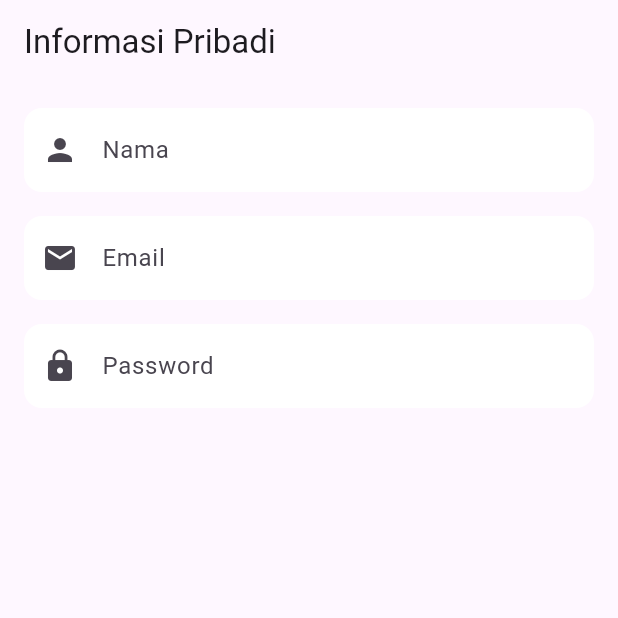
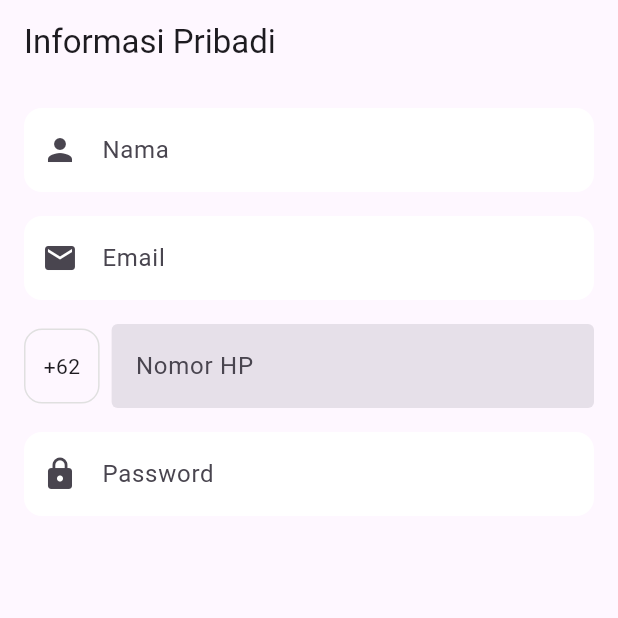
Before and after one commit to Frientia/project_mobile_UAS, a Flutter app: the screen it shows after launch, on a phone screen of 412 x 824 dp, the top half of it. Run offline on Flutter 3.47's test engine with Material 3 defaults, Android fonts, the phone set to English and light mode, and no system bars; our stand-ins replace country_picker, firebase_auth, firebase_core, flutter_dotenv, lottie, shared_preferences and 1 more; accounts and stored records are empty.

Commit message:
menambahkan form no hape international

```diff
--- a/lib/main.dart
+++ b/lib/main.dart
@@ -2,7 +2,6 @@ import 'package:firebase_core/firebase_core.dart';
 import 'package:flutter/material.dart';
 import 'package:flutter_dotenv/flutter_dotenv.dart';
 import 'package:mobile_uas/pages/profile_page.dart';
-import 'package:mobile_uas/screens/splash_screen1.dart';
 import 'package:supabase_flutter/supabase_flutter.dart';
 import 'package:mobile_uas/firebase_options.dart';
 
--- a/lib/pages/menu_page.dart
+++ b/lib/pages/menu_page.dart
@@ -118,7 +118,7 @@ class MyMenu extends StatelessWidget {
                 borderRadius: BorderRadius.circular(8),
               ),
               child: Text(
-                badge!,
+                badge,
                 style: const TextStyle(color: Colors.white, fontSize: 10),
               ),
             )
--- a/lib/pages/profile_page.dart
+++ b/lib/pages/profile_page.dart
@@ -1,3 +1,4 @@
+import 'package:country_picker/country_picker.dart';
 import 'package:flutter/material.dart';
 
 class MyProfile extends StatefulWidget {
@@ -12,6 +13,8 @@ class _MyProfileState extends State<MyProfile> {
   final _emailController = TextEditingController();
   final _phoneController = TextEditingController();
   final _passwordController = TextEditingController();
+
+  String _countryCode = '+62';
 
   @override
   void dispose() {
@@ -32,6 +35,7 @@ class _MyProfileState extends State<MyProfile> {
           children: [
             _inputField('Nama', Icons.person, _nameController),
             _inputField('Email', Icons.email, _emailController),
+            _phoneField(),
             _inputField(
               'Password',
               Icons.lock,
@@ -40,6 +44,49 @@ class _MyProfileState extends State<MyProfile> {
             ),
           ],
         ),
+      ),
+    );
+  }
+
+  Widget _phoneField() {
+    return Padding(
+      padding: const EdgeInsets.only(bottom: 16),
+      child: Row(
+        children: [
+          GestureDetector(
+            onTap: () {
+              showCountryPicker(
+                context: context,
+                showPhoneCode: true,
+                onSelect: (country) {
+                  setState(() {
+                    _countryCode = '+${country.phoneCode}';
+                  });
+                },
+              );
+            },
+            child: Container(
+              padding: const EdgeInsets.symmetric(horizontal: 12, vertical: 14),
+              decoration: BoxDecoration(
+                borderRadius: BorderRadius.circular(12),
+                border: Border.all(color: Colors.grey.shade300),
+              ),
+              child: Text(_countryCode),
+            ),
+          ),
+          const SizedBox(width: 8),
+          Expanded(
+            child: TextField(
+              controller: _phoneController,
+              keyboardType: TextInputType.phone,
+              decoration: const InputDecoration(
+                hintText: 'Nomor HP',
+                filled: true,
+                border: OutlineInputBorder(borderSide: BorderSide.none),
+              ),
+            ),
+          ),
+        ],
       ),
     );
   }
--- a/lib/screens/splash_lottie.dart
+++ b/lib/screens/splash_lottie.dart
@@ -48,7 +48,7 @@ class _SplashScreenState extends State<SplashLottie> {
               style: TextStyle(
                 fontSize: 24,
                 fontWeight: FontWeight.bold,
-                color: const Color.fromARGB(255, 196, 123, 228),
+                color: Color.fromARGB(255, 196, 123, 228),
               ),
             ),
             const SizedBox(height: 16),
--- a/lib/screens/splash_screen1.dart
+++ b/lib/screens/splash_screen1.dart
@@ -61,7 +61,7 @@ class SplashScreen1 extends StatelessWidget {
                       height: 12,
                       decoration: const BoxDecoration(
                         shape: BoxShape.circle,
-                        color: const Color.fromARGB(255, 196, 123, 228),
+                        color: Color.fromARGB(255, 196, 123, 228),
                       ),
                     ),
                     SizedBox(width: 10),
--- a/lib/screens/splash_screen2.dart
+++ b/lib/screens/splash_screen2.dart
@@ -56,7 +56,7 @@ class SplashScreen2 extends StatelessWidget {
                     height: 12,
                     decoration: const BoxDecoration(
                       shape: BoxShape.circle,
-                      color: const Color.fromARGB(255, 174, 31, 202),
+                      color: Color.fromARGB(255, 174, 31, 202),
                     ),
                   ),
                   SizedBox(width: 10),
--- a/lib/screens/splash_screen3.dart
+++ b/lib/screens/splash_screen3.dart
@@ -58,7 +58,7 @@ class SplashScreen3 extends StatelessWidget {
                       height: 12,
                       decoration: const BoxDecoration(
                         shape: BoxShape.circle,
-                        color: const Color.fromARGB(255, 196, 123, 228),
+                        color: Color.fromARGB(255, 196, 123, 228),
                       ),
                     ),
                     SizedBox(width: 10),
@@ -67,7 +67,7 @@ class SplashScreen3 extends StatelessWidget {
                       height: 12,
                       decoration: const BoxDecoration(
                         shape: BoxShape.circle,
-                        color: const Color.fromARGB(255, 113, 50, 202),
+                        color: Color.fromARGB(255, 113, 50, 202),
                       ),
                     ),
                   ],
--- a/pubspec.yaml
+++ b/pubspec.yaml
@@ -28,6 +28,7 @@ environment:
 # the latest version available on pub.dev. To see which dependencies have newer
 # versions available, run `flutter pub outdated`.
 dependencies:
+  country_picker: ^2.0.26
   flutter:
     sdk: flutter
   lottie: ^3.3.2
```
Also changed, not shown: pubspec.lock.
